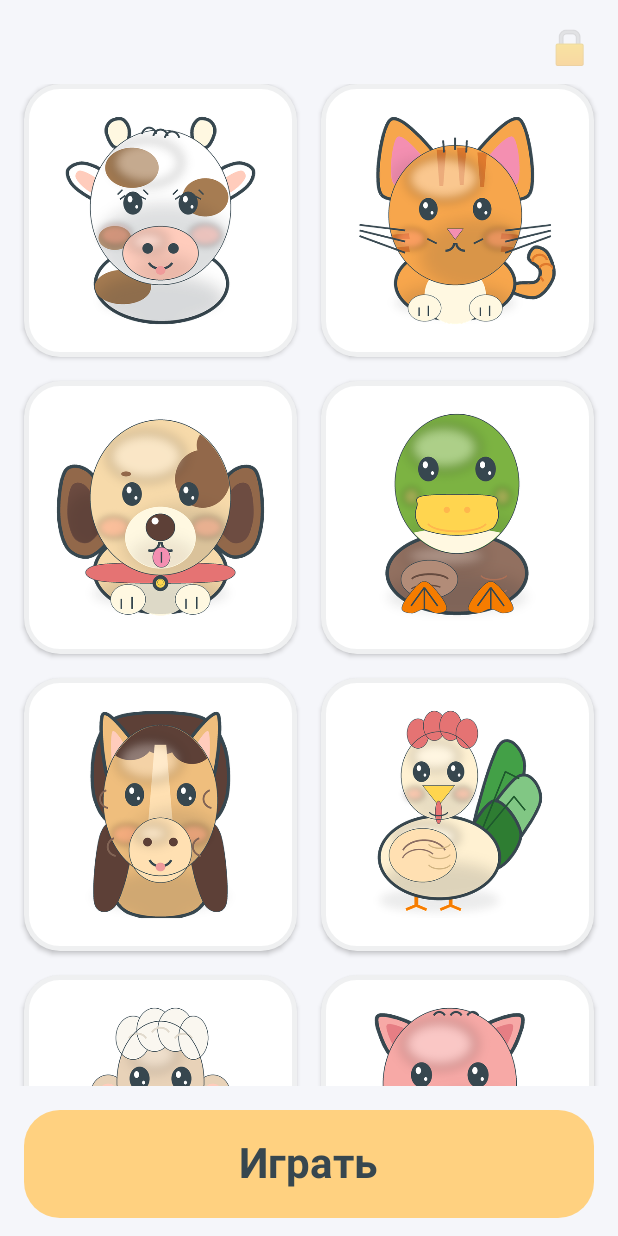
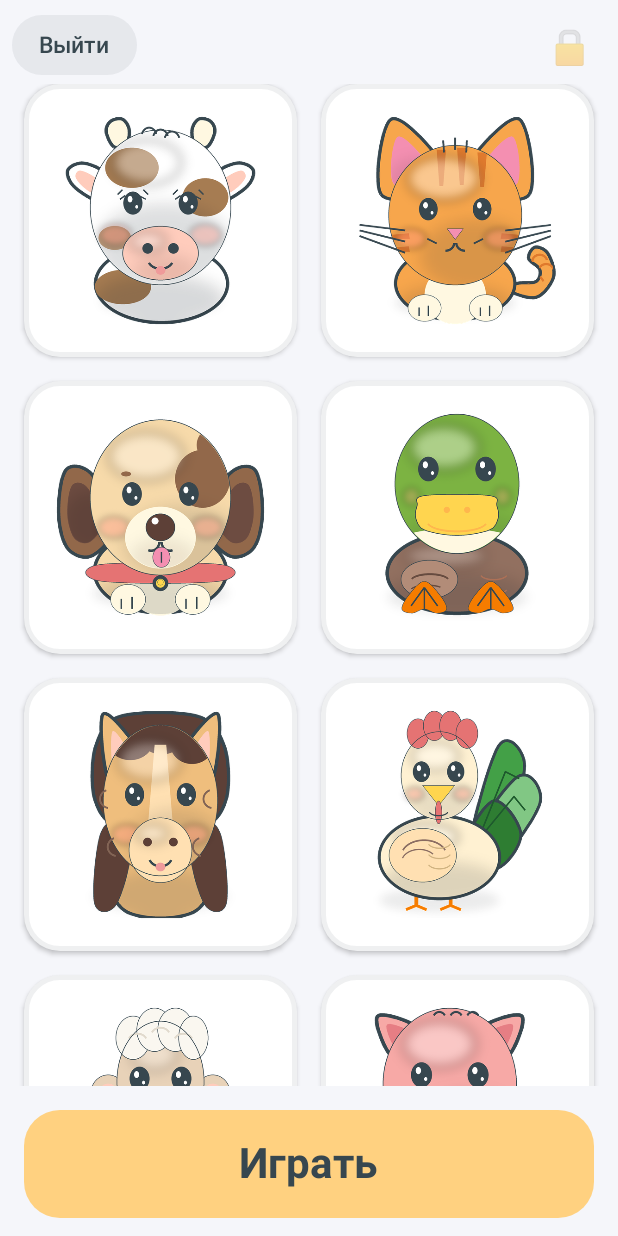
Before and after one commit to teaka-23/whoSaysWhat, an Android app built with Jetpack Compose: the screen it shows after launch (MainActivity), on a phone screen of 412 x 824 dp. Run offline under Robolectric (Android 15) with nearby library versions, the phone set to English and light mode, and no system bars; pictures from the network do not load.

Commit message:
Put the exit button on the sandbox screen
The only way out used to be the parent panel, i.e. three taps on the lock
plus one more in the header. Kids leave a kids' app by swiping the system
bars in anyway, so the deep placement only added friction for parents.

- A muted pill in the top-left corner (below the status inset, mirroring
the lock on the right) closes the app after a confirmation dialog, so an
accidental tap by a child never ends the session.
- The same action stays in the parent panel header.
- README describes the new exit path.

```diff
--- a/app/src/main/java/ru/tac/whosayswhat/ui/App.kt
+++ b/app/src/main/java/ru/tac/whosayswhat/ui/App.kt
@@ -153,6 +153,7 @@ fun App(
                         onStartGame = { screen = Screen.Guess },
                         onEcho = { echoAnimal = it },
                         onOpenParentPanel = { parentPanel = true },
+                        onExitApp = onExitApp,
                     )
 
                     Screen.Guess -> key(engine) {
--- a/app/src/main/java/ru/tac/whosayswhat/ui/SandboxScreen.kt
+++ b/app/src/main/java/ru/tac/whosayswhat/ui/SandboxScreen.kt
@@ -18,9 +18,11 @@ import androidx.compose.foundation.lazy.grid.GridCells
 import androidx.compose.foundation.lazy.grid.LazyVerticalGrid
 import androidx.compose.foundation.lazy.grid.items
 import androidx.compose.foundation.shape.RoundedCornerShape
+import androidx.compose.material3.AlertDialog
 import androidx.compose.material3.Button
 import androidx.compose.material3.ButtonDefaults
 import androidx.compose.material3.Text
+import androidx.compose.material3.TextButton
 import androidx.compose.runtime.Composable
 import androidx.compose.runtime.getValue
 import androidx.compose.runtime.mutableStateOf
@@ -28,6 +30,7 @@ import androidx.compose.runtime.remember
 import androidx.compose.runtime.setValue
 import androidx.compose.ui.Alignment
 import androidx.compose.ui.Modifier
+import androidx.compose.ui.graphics.Color
 import androidx.compose.ui.semantics.contentDescription
 import androidx.compose.ui.semantics.semantics
 import androidx.compose.ui.text.font.FontWeight
@@ -42,7 +45,7 @@ import ru.tac.whosayswhat.ui.theme.Sunny
 
 /**
  * Песочница: ребёнок сам нажимает на животных и слышит звуки.
- * Никакого текста для ребёнка; кнопка «Играть» — для взрослого/старшего.
+ * Никакого текста для ребёнка; кнопки «Играть» и «Выйти» — для взрослого.
  */
 @Composable
 fun SandboxScreen(
@@ -52,17 +55,20 @@ fun SandboxScreen(
     onStartGame: () -> Unit,
     onEcho: (Animal) -> Unit,
     onOpenParentPanel: () -> Unit,
+    onExitApp: () -> Unit,
     modifier: Modifier = Modifier,
     preferredEchoAnimalId: String? = null,
 ) {
     var lastAnimal by remember { mutableStateOf<Animal?>(null) }
+    var confirmExit by remember { mutableStateOf(false) }
 
     Box(modifier = modifier.fillMaxSize().background(Cream).safeDrawingPadding()) {
         Column(
             modifier = Modifier
                 .fillMaxSize()
-                // Сверху оставляем место для замка родительской панели,
-                // чтобы он не перекрывал карточку животного.
+                // Сверху оставляем место для кнопки «Выйти» и замка
+                // родительской панели, чтобы они не перекрывали карточку
+                // животного.
                 .padding(start = 16.dp, end = 16.dp, top = 56.dp, bottom = 12.dp),
         ) {
             // На телефоне — две колонки, на планшете — больше: карточки
@@ -143,9 +149,54 @@ fun SandboxScreen(
             }
         }
 
+        // Выход живёт рядом с замком родителей, но слева: родителю один тап,
+        // а ребёнка останавливает подтверждение. Кнопка приглушённая, чтобы не
+        // перетягивать внимание с животных.
+        Button(
+            onClick = { confirmExit = true },
+            modifier = Modifier
+                .align(Alignment.TopStart)
+                .padding(start = 8.dp, top = 10.dp)
+                .height(40.dp),
+            shape = RoundedCornerShape(20.dp),
+            colors = ButtonDefaults.buttonColors(
+                containerColor = Ink.copy(alpha = 0.08f),
+                contentColor = Ink,
+            ),
+            contentPadding = PaddingValues(horizontal = 18.dp),
+        ) {
+            Text(text = "Выйти", fontSize = 15.sp, fontWeight = FontWeight.Medium)
+        }
+
         ParentGateButton(
             onOpen = onOpenParentPanel,
             modifier = Modifier.align(Alignment.TopEnd).padding(4.dp),
         )
     }
+
+    if (confirmExit) {
+        AlertDialog(
+            onDismissRequest = { confirmExit = false },
+            title = { Text(text = "Выйти из игры?") },
+            text = {
+                Text(
+                    text = "Звёзды и уровень сохранятся — при следующем " +
+                        "запуске всё будет на месте.",
+                )
+            },
+            confirmButton = {
+                TextButton(onClick = {
+                    confirmExit = false
+                    onExitApp()
+                }) {
+                    Text(text = "Выйти", color = Color(0xFFB3261E))
+                }
+            },
+            dismissButton = {
+                TextButton(onClick = { confirmExit = false }) {
+                    Text(text = "Остаться")
+                }
+            },
+        )
+    }
 }
```
Also changed, not shown: 1 other file.
